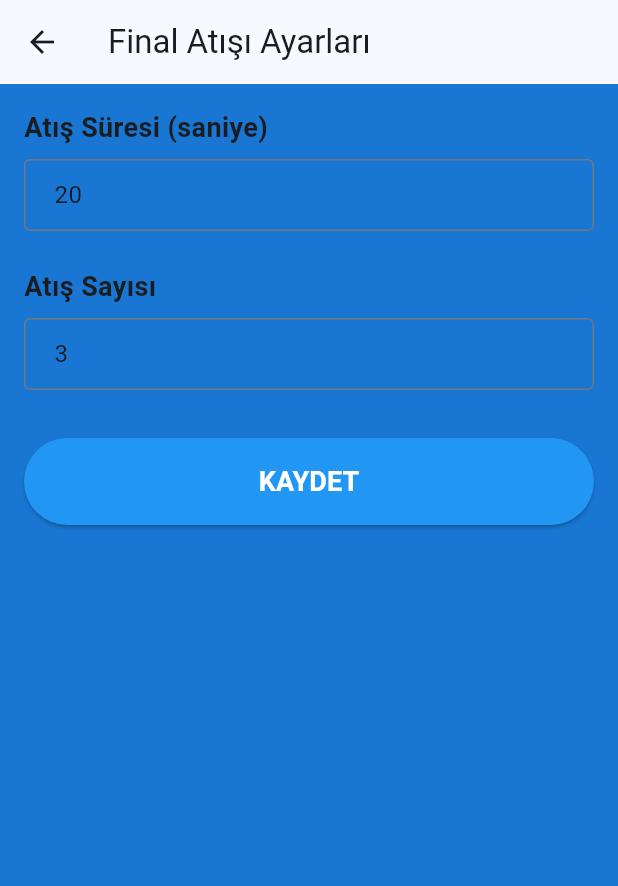
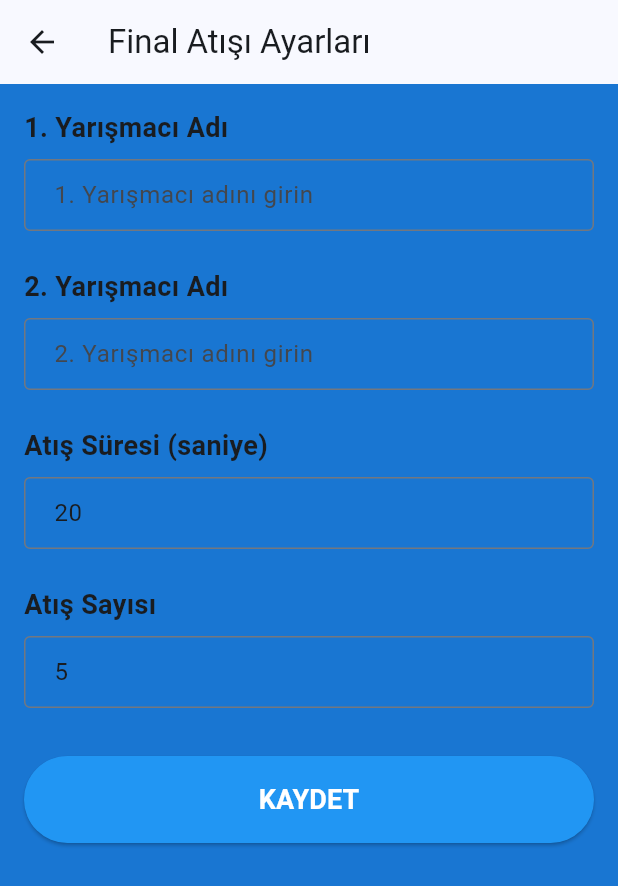
Before and after one commit to hasanali8334/archery_timer, a Flutter app: the FinalShotScreen screen opened by its route, after a tap on the "settings" icon, on a phone screen of 412 x 824 dp. Shown: the top 886 px of the screen. Run offline on Flutter 3.47's test engine with Material 3 defaults, Android fonts, the phone set to English and light mode, and no system bars; our stand-ins replace audioplayers, shared_preferences; accounts and stored records are empty.

Commit message:
Yarışmacı isimleri eklendi: - Ayarlar sayfasına isim alanları eklendi - İsimler SharedPreferences ile kaydediliyor - Final atışı ekranında isimler görüntüleniyor

```diff
--- a/lib/final_shot_screen.dart
+++ b/lib/final_shot_screen.dart
@@ -20,48 +20,84 @@ class FinalShotScreen extends StatefulWidget {
 
 class _FinalShotScreenState extends State<FinalShotScreen> {
   bool isRunning = false;
-  bool isPreparationPhase = false;
+  bool isArcherSelected = false;
+  bool isPreparationPhase = true;
   bool isShootingPhase = false;
-  Timer? _timer;
-  bool _warningPlayed = false;
-  bool preparationUsed = false;
-
+  bool isLeftArcherActive = true;
+  late int remainingTime;
   int preparationTime = 10;
   int shootingTime = 20;
-  int totalShots = 3;
+  int totalShots = 5;
+  int warningTime = 10;
   int currentShotDuration = 0;
-  int warningTime = 5;
-
-  int remainingTime = 0;
-  bool isLeftArcherActive = true;
-  bool isArcherSelected = false;
-
   List<int> leftArcherTimes = [];
   List<int> rightArcherTimes = [];
-
   int archer1Shots = 0;
   int archer2Shots = 0;
+  String archer1Name = '1. YARIŞMACI';
+  String archer2Name = '2. YARIŞMACI';
 
   @override
   void initState() {
     super.initState();
-    loadSettings();
+    _loadSettings();
+    remainingTime = preparationTime;
   }
 
-  @override
-  void dispose() {
-    _timer?.cancel();
-    super.dispose();
+  Future<void> _loadSettings() async {
+    final prefs = await SharedPreferences.getInstance();
+    setState(() {
+      shootingTime = prefs.getInt('finalShootingTime') ?? 20;
+      totalShots = prefs.getInt('finalTotalShots') ?? 5;
+      archer1Name = prefs.getString('finalArcher1Name') ?? '1. YARIŞMACI';
+      archer2Name = prefs.getString('finalArcher2Name') ?? '2. YARIŞMACI';
+    });
   }
 
-  Future<void> loadSettings() async {
+  Future<void> _saveSettings() async {
     final prefs = await SharedPreferences.getInstance();
-    setState(() {
-      preparationTime = prefs.getInt('preparationTime') ?? 10;
-      shootingTime = prefs.getInt('shootingTime') ?? 20;
-      warningTime = prefs.getInt('warningTime') ?? 5;
-      totalShots = prefs.getInt('finalShotCount') ?? 3;
-    });
+    await prefs.setInt('finalShootingTime', shootingTime);
+    await prefs.setInt('finalTotalShots', totalShots);
+    await prefs.setString('finalArcher1Name', archer1Name);
+    await prefs.setString('finalArcher2Name', archer2Name);
+  }
+
+  void _showSettingsScreen() {
+    Navigator.push(
+      context,
+      MaterialPageRoute(
+        builder: (context) => FinalShotSettingsScreen(
+          shootingTime: shootingTime,
+          totalShots: totalShots,
+          archer1Name: archer1Name,
+          archer2Name: archer2Name,
+          onShootingTimeChanged: (value) {
+            setState(() {
+              shootingTime = value;
+            });
+            _saveSettings();
+          },
+          onTotalShotsChanged: (value) {
+            setState(() {
+              totalShots = value;
+            });
+            _saveSettings();
+          },
+          onArcher1NameChanged: (value) {
+            setState(() {
+              archer1Name = value;
+            });
+            _saveSettings();
+          },
+          onArcher2NameChanged: (value) {
+            setState(() {
+              archer2Name = value;
+            });
+            _saveSettings();
+          },
+        ),
+      ),
+    );
   }
 
   void _playSound(String soundType) {
@@ -73,7 +109,7 @@ class _FinalShotScreenState extends State<FinalShotScreen> {
   }
 
   void selectArcher(bool isLeft) {
-    if (!isRunning && !preparationUsed) {
+    if (!isRunning && !isArcherSelected) {
       setState(() {
         isArcherSelected = true;
         isLeftArcherActive = isLeft;
@@ -81,7 +117,6 @@ class _FinalShotScreenState extends State<FinalShotScreen> {
         isShootingPhase = false;
         remainingTime = preparationTime;
         isRunning = true;
-        preparationUsed = true;
       });
       _startCountdown();
     }
@@ -101,18 +136,15 @@ class _FinalShotScreenState extends State<FinalShotScreen> {
         isLeftArcherActive = !isLeftArcherActive;
         currentShotDuration = 0;
         remainingTime = shootingTime;
-        _warningPlayed = false;
       });
       _playSound('whistle');
     }
   }
 
   void _startCountdown() {
-    _timer?.cancel();
     _playSound('whistle');
-    _warningPlayed = false;
 
-    _timer = Timer.periodic(const Duration(seconds: 1), (timer) async {
+    Timer.periodic(const Duration(seconds: 1), (timer) async {
       setState(() {
         if (remainingTime > 0) {
           remainingTime--;
@@ -121,9 +153,8 @@ class _FinalShotScreenState extends State<FinalShotScreen> {
             currentShotDuration++;
 
             // Uyarı süresi kontrolü
-            if (remainingTime <= warningTime && !_warningPlayed) {
+            if (remainingTime <= warningTime) {
               _playSound('beep');
-              _warningPlayed = true;
             }
             // Son 5 saniye kontrolü
             if (remainingTime <= 5 && remainingTime > 0) {
@@ -138,7 +169,6 @@ class _FinalShotScreenState extends State<FinalShotScreen> {
             isShootingPhase = true;
             remainingTime = shootingTime;
             currentShotDuration = 0;
-            _warningPlayed = false;
           } else if (isShootingPhase) {
             // Atış süresi bittiğinde düdük çal
             _playSound('whistle');
@@ -160,7 +190,6 @@ class _FinalShotScreenState extends State<FinalShotScreen> {
               isLeftArcherActive = !isLeftArcherActive;
               currentShotDuration = 0;
               remainingTime = shootingTime;
-              _warningPlayed = false;
               _playSound('whistle');
             }
           }
@@ -185,36 +214,6 @@ class _FinalShotScreenState extends State<FinalShotScreen> {
     int minutes = time ~/ 60;
     int seconds = time % 60;
     return '${minutes.toString().padLeft(2, '0')}:${seconds.toString().padLeft(2, '0')}';
-  }
-
-  Future<void> _saveSettings() async {
-    final prefs = await SharedPreferences.getInstance();
-    await prefs.setInt('shootingTime', shootingTime);
-    await prefs.setInt('finalShotCount', totalShots);
-  }
-
-  void _showSettingsScreen() {
-    Navigator.push(
-      context,
-      MaterialPageRoute(
-        builder: (context) => FinalShotSettingsScreen(
-          shootingTime: shootingTime,
-          totalShots: totalShots,
-          onShootingTimeChanged: (value) {
-            setState(() {
-              shootingTime = value;
-            });
-            _saveSettings();
-          },
-          onTotalShotsChanged: (value) {
-            setState(() {
-              totalShots = value;
-            });
-            _saveSettings();
-          },
-        ),
-      ),
-    );
   }
 
   @override
@@ -256,9 +255,9 @@ class _FinalShotScreenState extends State<FinalShotScreen> {
                               children: [
                                 const Icon(Icons.person, size: 48, color: Colors.white),
                                 const SizedBox(height: 8),
-                                const Text(
-                                  '1. YARIŞMACI',
-                                  style: TextStyle(
+                                Text(
+                                  archer1Name,
+                                  style: const TextStyle(
                                     color: Colors.white,
                                     fontSize: 20,
                                     fontWeight: FontWeight.bold,
@@ -300,9 +299,9 @@ class _FinalShotScreenState extends State<FinalShotScreen> {
                               children: [
                                 const Icon(Icons.person, size: 48, color: Colors.white),
                                 const SizedBox(height: 8),
-                                const Text(
-                                  '2. YARIŞMACI',
-                                  style: TextStyle(
+                                Text(
+                                  archer2Name,
+                                  style: const TextStyle(
                                     color: Colors.white,
                                     fontSize: 20,
                                     fontWeight: FontWeight.bold,
--- a/lib/screens/final_shot_settings_screen.dart
+++ b/lib/screens/final_shot_settings_screen.dart
@@ -4,15 +4,23 @@ import 'package:flutter/services.dart';
 class FinalShotSettingsScreen extends StatefulWidget {
   final int shootingTime;
   final int totalShots;
+  final String archer1Name;
+  final String archer2Name;
   final Function(int) onShootingTimeChanged;
   final Function(int) onTotalShotsChanged;
+  final Function(String) onArcher1NameChanged;
+  final Function(String) onArcher2NameChanged;
 
   const FinalShotSettingsScreen({
     super.key,
     required this.shootingTime,
     required this.totalShots,
+    required this.archer1Name,
+    required this.archer2Name,
     required this.onShootingTimeChanged,
     required this.onTotalShotsChanged,
+    required this.onArcher1NameChanged,
+    required this.onArcher2NameChanged,
   });
 
   @override
@@ -22,22 +30,32 @@ class FinalShotSettingsScreen extends StatefulWidget {
 class _FinalShotSettingsScreenState extends State<FinalShotSettingsScreen> {
   late TextEditingController _shootingTimeController;
   late TextEditingController _totalShotsController;
+  late TextEditingController _archer1NameController;
+  late TextEditingController _archer2NameController;
   int _tempShootingTime = 0;
   int _tempTotalShots = 0;
+  String _tempArcher1Name = '';
+  String _tempArcher2Name = '';
 
   @override
   void initState() {
     super.initState();
     _tempShootingTime = widget.shootingTime;
     _tempTotalShots = widget.totalShots;
+    _tempArcher1Name = widget.archer1Name;
+    _tempArcher2Name = widget.archer2Name;
     _shootingTimeController = TextEditingController(text: _tempShootingTime.toString());
     _totalShotsController = TextEditingController(text: _tempTotalShots.toString());
+    _archer1NameController = TextEditingController(text: _tempArcher1Name);
+    _archer2NameController = TextEditingController(text: _tempArcher2Name);
   }
 
   @override
   void dispose() {
     _shootingTimeController.dispose();
     _totalShotsController.dispose();
+    _archer1NameController.dispose();
+    _archer2NameController.dispose();
     super.dispose();
   }
 
@@ -61,9 +79,23 @@ class _FinalShotSettingsScreenState extends State<FinalShotSettingsScreen> {
     }
   }
 
+  void _updateArcher1Name(String value) {
+    setState(() {
+      _tempArcher1Name = value;
+    });
+  }
+
+  void _updateArcher2Name(String value) {
+    setState(() {
+      _tempArcher2Name = value;
+    });
+  }
+
   void _saveSettings() {
     widget.onShootingTimeChanged(_tempShootingTime);
     widget.onTotalShotsChanged(_tempTotalShots);
+    widget.onArcher1NameChanged(_tempArcher1Name);
+    widget.onArcher2NameChanged(_tempArcher2Name);
     Navigator.pop(context);
   }
 
@@ -78,6 +110,36 @@ class _FinalShotSettingsScreenState extends State<FinalShotSettingsScreen> {
         child: Column(
           crossAxisAlignment: CrossAxisAlignment.start,
           children: [
+            const Text(
+              '1. Yarışmacı Adı',
+              style: TextStyle(fontSize: 18, fontWeight: FontWeight.bold),
+            ),
+            const SizedBox(height: 8),
+            TextField(
+              controller: _archer1NameController,
+              decoration: const InputDecoration(
+                border: OutlineInputBorder(),
+                hintText: '1. Yarışmacı adını girin',
+                contentPadding: EdgeInsets.symmetric(horizontal: 16, vertical: 12),
+              ),
+              onChanged: _updateArcher1Name,
+            ),
+            const SizedBox(height: 24),
+            const Text(
+              '2. Yarışmacı Adı',
+              style: TextStyle(fontSize: 18, fontWeight: FontWeight.bold),
+            ),
+            const SizedBox(height: 8),
+            TextField(
+              controller: _archer2NameController,
+              decoration: const InputDecoration(
+                border: OutlineInputBorder(),
+                hintText: '2. Yarışmacı adını girin',
+                contentPadding: EdgeInsets.symmetric(horizontal: 16, vertical: 12),
+              ),
+              onChanged: _updateArcher2Name,
+            ),
+            const SizedBox(height: 24),
             const Text(
               'Atış Süresi (saniye)',
               style: TextStyle(fontSize: 18, fontWeight: FontWeight.bold),
```
